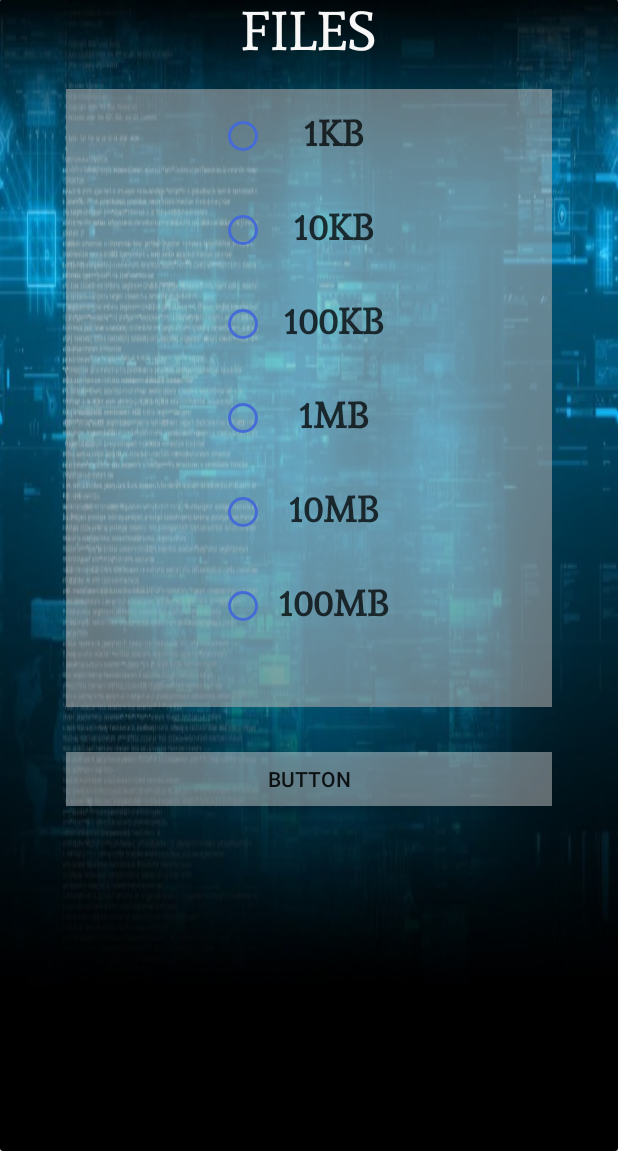
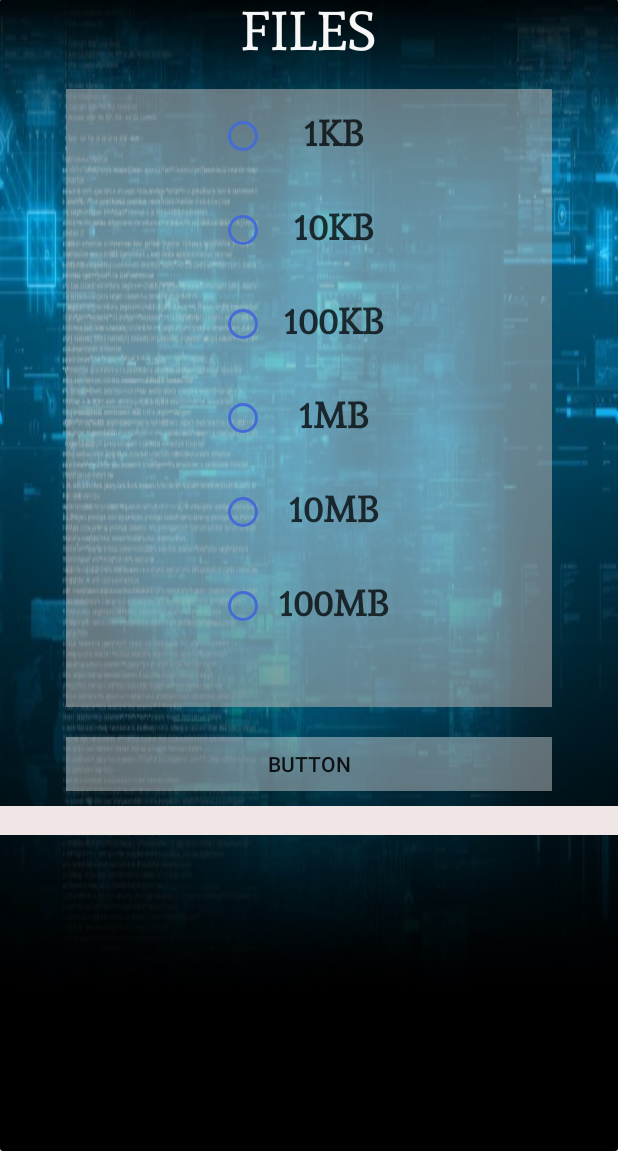
Before and after one commit to GresaDodaj/EncryptOperations, an Android app: the selectFileSize screen opened directly, with no data from a screen before it, on a phone screen of 412 x 824 dp, the part 85-1236 px from its top. Run offline under Robolectric (Android 15) with nearby library versions, the phone set to English and light mode, and no system bars.

Commit message:
Added ReadFile class
-implemented readFile method with 2 parameters (filepath and Context-the Activity)
-AES encryption works with the file too

```diff
--- a/app/src/main/java/com/trying/myapplication/selectFileSize.java
+++ b/app/src/main/java/com/trying/myapplication/selectFileSize.java
@@ -1,23 +1,65 @@
 package com.trying.myapplication;
 
+import androidx.annotation.RequiresPermission;
 import androidx.appcompat.app.AppCompatActivity;
 
-import android.content.Intent;
+import android.content.res.AssetManager;
 import android.os.Bundle;
+import android.os.Environment;
+import android.util.Log;
 import android.view.View;
+import android.widget.Button;
+import android.widget.TextView;
+
+import java.io.BufferedReader;
+import java.io.File;
+import java.io.FileInputStream;
+import java.io.FileNotFoundException;
+import java.io.IOException;
+import java.io.InputStream;
+import java.io.InputStreamReader;
 
 public class selectFileSize extends AppCompatActivity {
 
+
+
+    public selectFileSize() throws Exception {
+    }
+    private File file;
     @Override
     protected void onCreate(Bundle savedInstanceState) {
         super.onCreate(savedInstanceState);
         setContentView(R.layout.activity_select_file_size);
+        Button btn1 = (Button) findViewById(R.id.btn1KB);
+        final TextView txt1 = (TextView) findViewById(R.id.txtView);
+        file = new File(Environment.getExternalStorageDirectory(), "_7KBfile.txt");
 
+        btn1.setOnClickListener(new View.OnClickListener() {
+            @Override
+            public void onClick(View view) {
+
+                String test1 = "GRESA";
+                String text2 = ReadFile.readFile("_7KBfile.txt", selectFileSize.this);
+                try {
+                    String text3 = AES.encrypt(text2);
+                    String text4 = AES.decrypt(text3);
+                    txt1.setText(text4);
+                } catch (Exception e) {
+                    e.printStackTrace();
+                }
+               // txt1.setText(ReadFile.readFile("_7KBfile.txt", selectFileSize.this));
+                String test123 = ReadFile.readFile("_7KBfile.txt",selectFileSize.this);
+                Log.d("CREATION", ReadFile.readFile("_7KBfile.txt",selectFileSize.this));
+            }
+        });
 
     }
 
-    public void encryptFile(View view)
-    {
 
-    }
+    public void encryptFile(View view) {
+
+            }
+
+
+
 }
--- a/app/src/main/res/layout/activity_select_file_size.xml
+++ b/app/src/main/res/layout/activity_select_file_size.xml
@@ -30,7 +30,7 @@
             android:background="#90B1B0B0">
 
             <RadioButton
-                android:id="@+id/button"
+                android:id="@+id/btn1KB"
                 android:layout_width="120dp"
                 android:layout_height="wrap_content"
                 android:layout_gravity="center_horizontal"
@@ -146,9 +146,16 @@
             android:layout_width="324dp"
             android:layout_height="36dp"
             android:layout_gravity="center_horizontal"
-            android:layout_margin="20dp"
+            android:layout_margin="10dp"
             android:background="#61FFFFFF"
             android:text="Button" />
 
+        <TextView
+            android:id="@+id/txtView"
+            android:layout_width="match_parent"
+            android:layout_height="wrap_content"
+            android:background="#F0E6E6"
+            android:textColor="#000000" />
+
     </LinearLayout>
 </androidx.cardview.widget.CardView>
```
Also changed, not shown: app/src/main/assets/_7KBfile.txt (added, +43 -0 lines), app/src/main/java/com/trying/myapplication/AES.java (added, +76 -0 lines), app/src/main/java/com/trying/myapplication/ReadFile.java (added, +47 -0 lines), 1 other file.
